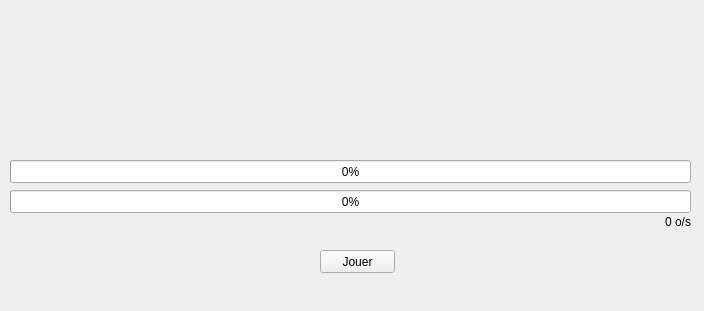
Old version of the form gui/launcher.ui in the repository mangaMag/AzoteLauncher.
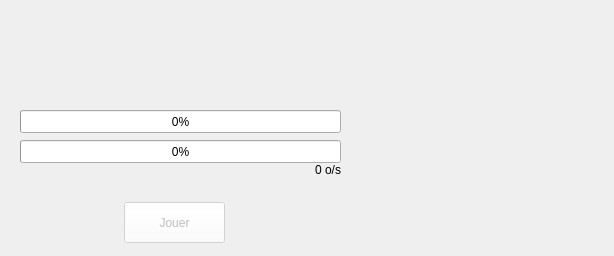
New version of the form. Icons and pictures are not drawn.

```diff
--- a/gui/launcher.ui
+++ b/gui/launcher.ui
@@ -6,32 +6,48 @@
    <rect>
     <x>0</x>
     <y>0</y>
-    <width>704</width>
-    <height>311</height>
+    <width>614</width>
+    <height>256</height>
    </rect>
   </property>
   <property name="windowTitle">
-   <string>Launcher</string>
+   <string>Arkalys Beta 2.33</string>
+  </property>
+  <property name="styleSheet">
+   <string notr="true">background-image: url(:/ressources/ArkalysLauncherMinimal.png);
+background-repeat: no-repeat;</string>
   </property>
   <widget class="QWidget" name="centralWidget">
-   <widget class="QPushButton" name="pushButton">
+   <widget class="QPushButton" name="playButton">
+    <property name="enabled">
+     <bool>false</bool>
+    </property>
     <property name="geometry">
      <rect>
-      <x>320</x>
-      <y>250</y>
-      <width>75</width>
-      <height>23</height>
+      <x>124</x>
+      <y>202</y>
+      <width>101</width>
+      <height>41</height>
      </rect>
     </property>
+    <property name="autoFillBackground">
+     <bool>false</bool>
+    </property>
+    <property name="styleSheet">
+     <string notr="true">background: white;</string>
+    </property>
     <property name="text">
      <string>Jouer</string>
     </property>
+    <property name="flat">
+     <bool>false</bool>
+    </property>
    </widget>
    <widget class="QLabel" name="labelDownloadSpeed">
     <property name="geometry">
      <rect>
-      <x>630</x>
-      <y>212</y>
+      <x>280</x>
+      <y>160</y>
       <width>61</width>
       <height>20</height>
      </rect>
@@ -46,9 +62,9 @@
    <widget class="QProgressBar" name="progressBarTotal">
     <property name="geometry">
      <rect>
-      <x>10</x>
-      <y>160</y>
-      <width>681</width>
+      <x>20</x>
+      <y>110</y>
+      <width>321</width>
       <height>23</height>
      </rect>
     </property>
@@ -62,9 +78,9 @@
    <widget class="QProgressBar" name="progressBarFile">
     <property name="geometry">
      <rect>
-      <x>10</x>
-      <y>190</y>
-      <width>681</width>
+      <x>20</x>
+      <y>140</y>
+      <width>321</width>
       <height>23</height>
      </rect>
     </property>
```
